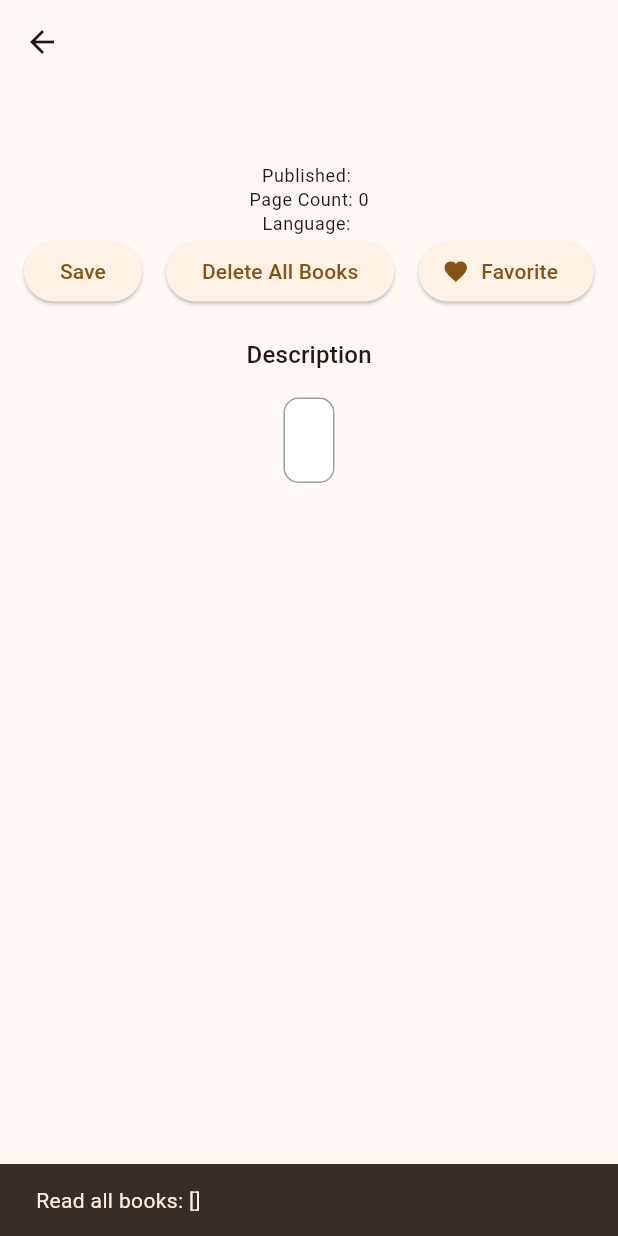
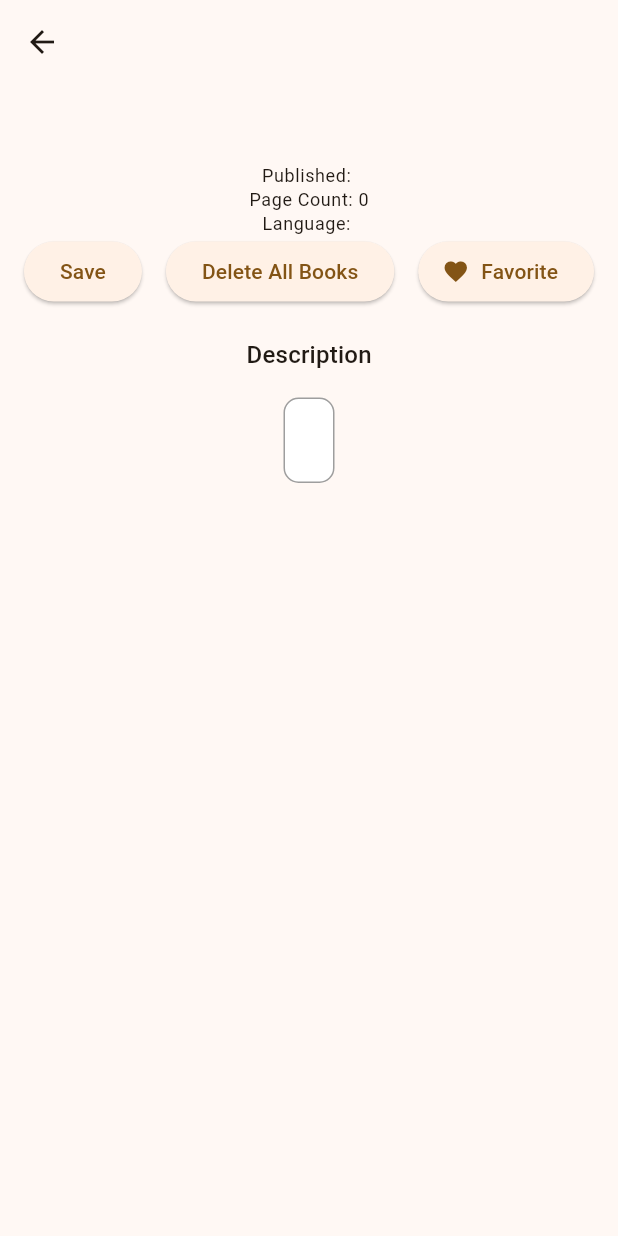
Before and after one commit to lightrao/pd24_book_tracker_app, a Flutter app: the BookDetails screen opened directly with empty values, after a tap on "Favorite", on a phone screen of 412 x 824 dp. Run offline on Flutter 3.47's test engine with Material 3 defaults, Android fonts, the phone set to English and light mode, and no system bars; our stand-ins replace sqflite; accounts and stored records are empty.

```diff
--- a/lib/pages/book_details.dart
+++ b/lib/pages/book_details.dart
@@ -97,23 +97,7 @@ class _BookDetailsState extends State<BookDetails> {
                     },
                     child: const Text('Delete All Books')),
                 ElevatedButton.icon(
-                  onPressed: () async {
-                    try {
-                      DatabaseHelper databaseHelper = DatabaseHelper();
-                      List<Book> books = await databaseHelper.readAllBooks();
-                      print('Read all books: ${books.toString()}');
-                      SnackBar snackBar = SnackBar(
-                        content: Text('Read all books: ${books.toString()}'),
-                      );
-                      ScaffoldMessenger.of(context).showSnackBar(snackBar);
-                    } catch (e) {
-                      print('Error reading all books: $e');
-                      SnackBar snackBar = SnackBar(
-                        content: Text('Error reading all books: $e'),
-                      );
-                      ScaffoldMessenger.of(context).showSnackBar(snackBar);
-                    }
-                  },
+                  onPressed: () async {},
                   icon: const Icon(Icons.favorite),
                   label: const Text('Favorite'),
                 ),
```
Also changed, not shown: lib/pages/saved_screen.dart (+12 -1 lines).
